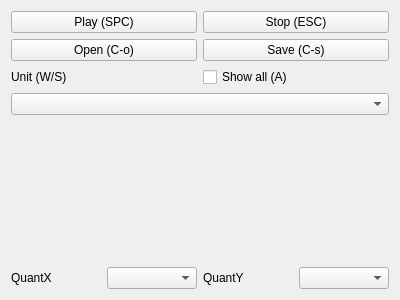
This is SideMenu.ui in yuxshao/ptcollab as Qt 5 draws it before an edit. The edited form follows.
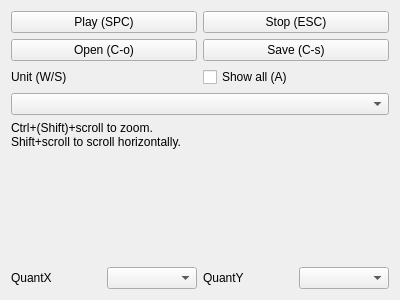
This is the edited form. Icons and pictures are not drawn.

```diff
--- a/SideMenu.ui
+++ b/SideMenu.ui
@@ -94,6 +94,14 @@
      </property>
     </widget>
    </item>
+   <item>
+    <widget class="QLabel" name="label_4">
+     <property name="text">
+      <string>Ctrl+(Shift)+scroll to zoom.
+Shift+scroll to scroll horizontally.</string>
+     </property>
+    </widget>
+   </item>
    <item>
     <spacer name="verticalSpacer">
      <property name="orientation">
```
